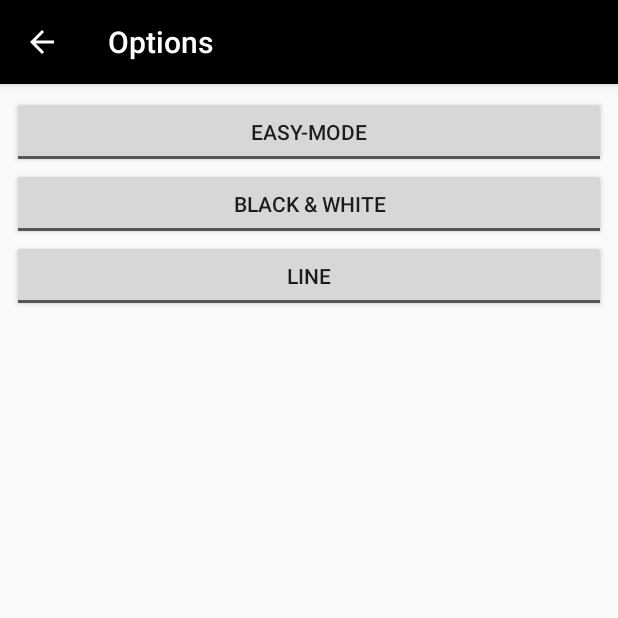
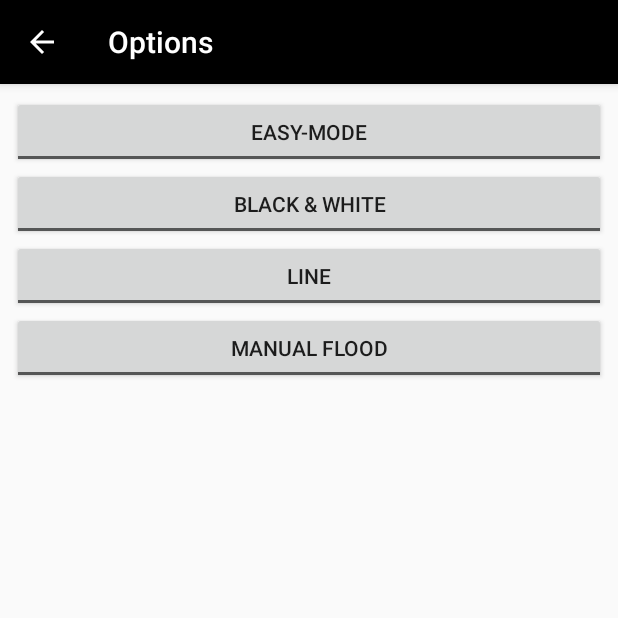
Before and after one commit to stastnypremysl/Mines3D, an Android app: the OptionActivity screen opened directly, with no data from a screen before it, on a phone screen of 412 x 824 dp, the top half of it. Run offline under Robolectric (Android 15) with nearby library versions, the phone set to English and light mode, and no system bars.

Commit message:
Add flood config option, not currently used

```diff
--- a/app/src/main/java/cos/premy/mines/GameStatus.java
+++ b/app/src/main/java/cos/premy/mines/GameStatus.java
@@ -23,6 +23,7 @@ public class GameStatus {
     private boolean useNumbers;
     private boolean hardMode;
     private boolean colored;
+    private boolean flood;
 
     private SharedPreferences sharedPref;
 
@@ -48,6 +49,8 @@ public class GameStatus {
     public boolean getColored(){
         return sharedPref.getBoolean("colored", false);
     }
+
+    public boolean getFlood() { return sharedPref.getBoolean("flood", false); }
 
     public void endGame(boolean hasUserWon){
         gameOver = true;
--- a/app/src/main/java/cos/premy/mines/OptionActivity.java
+++ b/app/src/main/java/cos/premy/mines/OptionActivity.java
@@ -17,6 +17,7 @@ public class OptionActivity extends AppCompatActivity {
     private ToggleButton hardcore;
     private ToggleButton color;
     private ToggleButton numberType;
+    private ToggleButton flood;
     private SharedPreferences sharedPref;
 
 
@@ -36,6 +37,7 @@ public class OptionActivity extends AppCompatActivity {
         hardcore = findViewById(R.id.mode);
         color = findViewById(R.id.color);
         numberType = findViewById(R.id.numberType);
+        flood = findViewById(R.id.flood);
 
         if(sharedPref.getBoolean("hardcore", false)){
             hardcore.toggle();
@@ -82,6 +84,21 @@ public class OptionActivity extends AppCompatActivity {
             }
         });
 
+        if(sharedPref.getBoolean("flood", false)){
+            flood.toggle();
+        }
+        flood.setOnClickListener(new View.OnClickListener() {
+            @Override
+            public void onClick(View v) {
+                if(flood.isChecked()){
+                    sharedPref.edit().putBoolean("flood", true).commit();
+                }
+                else {
+                    sharedPref.edit().putBoolean("flood", false).commit();
+                }
+            }
+        });
+
     }
 
 }
--- a/app/src/main/res/layout/content_option.xml
+++ b/app/src/main/res/layout/content_option.xml
@@ -54,6 +54,14 @@
                     android:text="ToggleButton"
                     android:textOff="LINE"
                     android:textOn="NUMBER" />
+
+                <ToggleButton
+                    android:id="@+id/flood"
+                    android:layout_width="match_parent"
+                    android:layout_height="wrap_content"
+                    android:text="ToggleButton"
+                    android:textOff="Manual Flood"
+                    android:textOn="Auto Flood" />
             </LinearLayout>
         </ScrollView>
     </LinearLayout>
```
